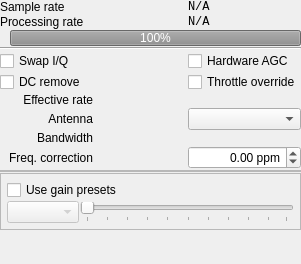
Old version of the form ui/SourcePanel.ui in the repository BatchDrake/SigDigger.
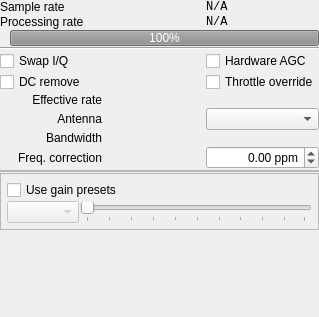
New version of the form. Icons and pictures are not drawn. Custom widgets are drawn as their Qt base class.

Commit message: Handle antenna configuration in config dialog

The edit to the form file:
```diff
--- a/ui/SourcePanel.ui
+++ b/ui/SourcePanel.ui
@@ -6,8 +6,8 @@
    <rect>
     <x>0</x>
     <y>0</y>
-    <width>301</width>
-    <height>264</height>
+    <width>319</width>
+    <height>317</height>
    </rect>
   </property>
   <property name="windowTitle">
@@ -45,8 +45,8 @@
        <rect>
         <x>0</x>
         <y>0</y>
-        <width>287</width>
-        <height>270</height>
+        <width>332</width>
+        <height>318</height>
        </rect>
       </property>
       <layout class="QGridLayout" name="gridLayout_3">
```
Left out of the diff: 2 changed lines with no effect on the pictures. The commit also changes 6 other files.
